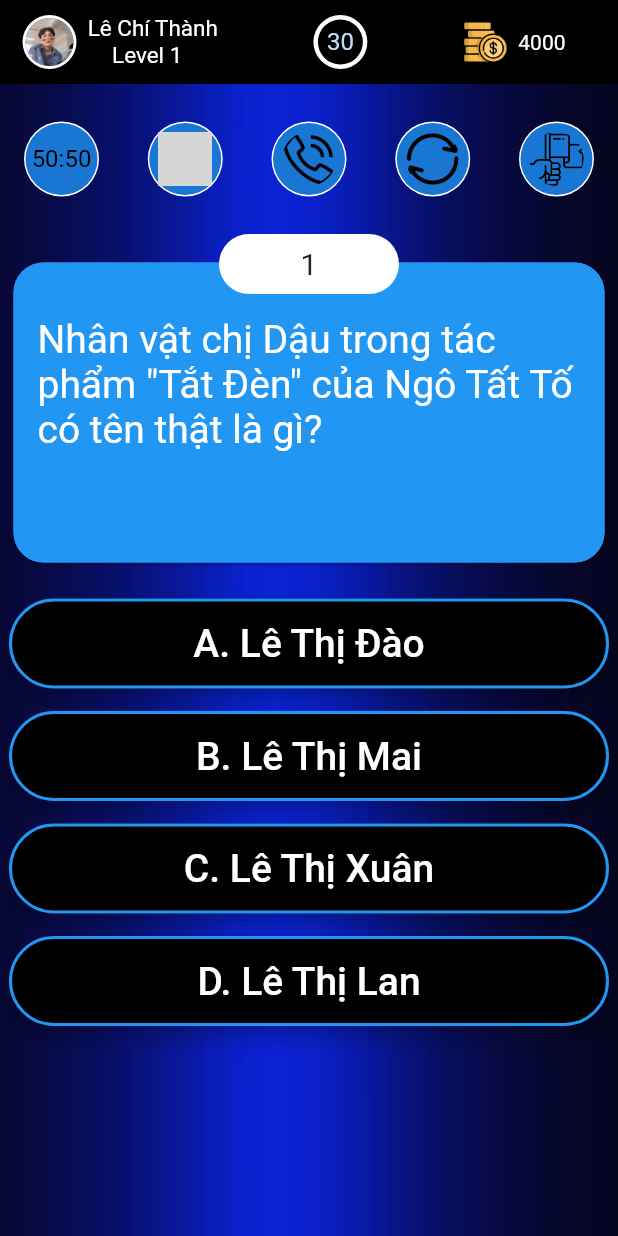
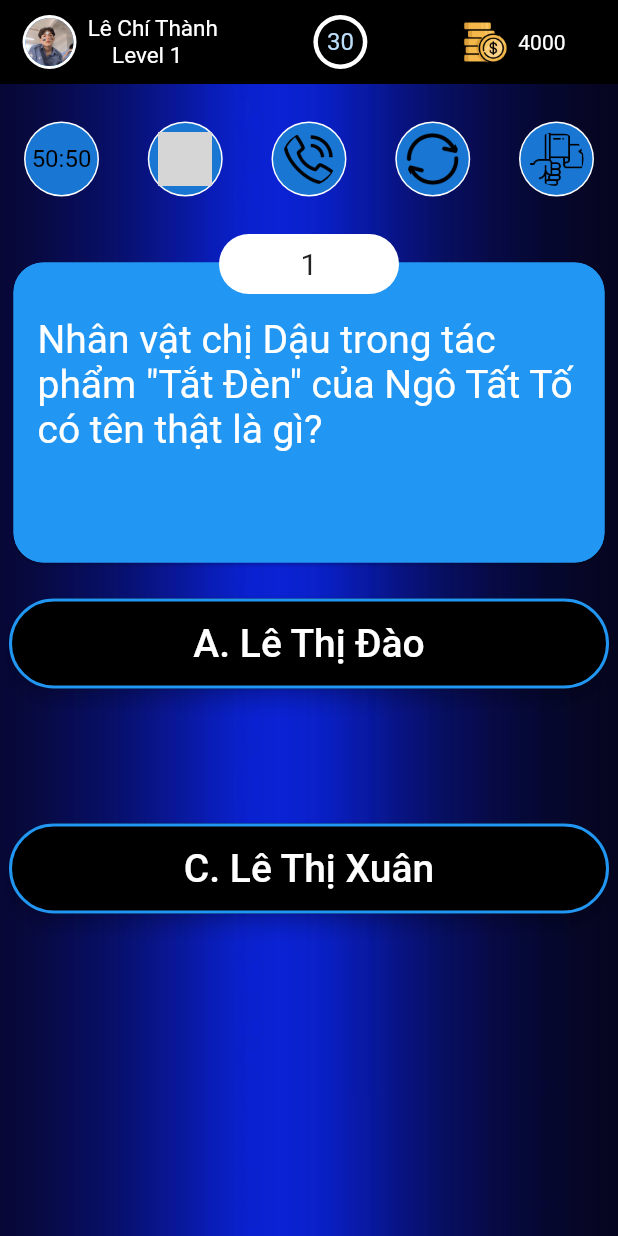
Before and after one commit to MinhQuang612/Nhom_Tinh_He, a Flutter app: the choidon screen opened directly, after a tap on "50:50", on a phone screen of 412 x 824 dp. Run offline on Flutter 3.47's test engine with Material 2 defaults, Android fonts, the light colour scheme and no system bars; missing offline and left inert: dart:html; grey boxes are pictures that could not be loaded.

Commit message:
update chức năng 50:50

```diff
--- a/lib/layout/choidon.dart
+++ b/lib/layout/choidon.dart
@@ -11,6 +11,13 @@ class choidon extends StatefulWidget {
 }
 
 class _choidonState extends State<choidon> {
+  bool viewVisible = true;
+  void hideWidget() {
+    setState(() {
+      viewVisible = false;
+    });
+  }
+
   @override
   Widget build(BuildContext context) {
     return Scaffold(
@@ -96,16 +103,15 @@ class _choidonState extends State<choidon> {
                   height: 10,
                 ),
                 Container(
-                  padding:
-                      EdgeInsets.only( top: 15, bottom: 15),
+                  padding: EdgeInsets.only(top: 15, bottom: 15),
                   child: Row(
                     children: [
                       Column(
                           mainAxisAlignment: MainAxisAlignment.start,
                           children: [
                             MaterialButton(
-                              onPressed: () {},
-                              minWidth:MediaQuery.of(context).size.width/6,
+                              onPressed: hideWidget,
+                              minWidth: MediaQuery.of(context).size.width / 6,
                               child: CircleAvatar(
                                 radius: 25,
                                 backgroundColor: Colors.white,
@@ -126,7 +132,7 @@ class _choidonState extends State<choidon> {
                           children: [
                             MaterialButton(
                               onPressed: () {},
-                              minWidth:MediaQuery.of(context).size.width/6,
+                              minWidth: MediaQuery.of(context).size.width / 6,
                               child: CircleAvatar(
                                 radius: 25,
                                 backgroundColor: Colors.white,
@@ -146,7 +152,7 @@ class _choidonState extends State<choidon> {
                           children: [
                             MaterialButton(
                               onPressed: () {},
-                              minWidth:MediaQuery.of(context).size.width/6,
+                              minWidth: MediaQuery.of(context).size.width / 6,
                               child: CircleAvatar(
                                 radius: 25,
                                 backgroundColor: Colors.white,
@@ -168,7 +174,7 @@ class _choidonState extends State<choidon> {
                           children: [
                             MaterialButton(
                               onPressed: () {},
-                              minWidth:MediaQuery.of(context).size.width/6,
+                              minWidth: MediaQuery.of(context).size.width / 6,
                               child: CircleAvatar(
                                 radius: 25,
                                 backgroundColor: Colors.white,
@@ -187,7 +193,7 @@ class _choidonState extends State<choidon> {
                           mainAxisAlignment: MainAxisAlignment.start,
                           children: [
                             MaterialButton(
-                              minWidth:MediaQuery.of(context).size.width/6,
+                              minWidth: MediaQuery.of(context).size.width / 6,
                               onPressed: () {
                                 showDialog(
                                   context: context,
@@ -253,7 +259,7 @@ class _choidonState extends State<choidon> {
                       padding: const EdgeInsets.only(top: 15),
                       child: Center(
                         child: Padding(
-                          padding: const EdgeInsets.only(left: 5,right: 5),
+                          padding: const EdgeInsets.only(left: 5, right: 5),
                           child: Card(
                             color: Colors.blue,
                             shape: RoundedRectangleBorder(
@@ -343,7 +349,12 @@ class _choidonState extends State<choidon> {
                 SizedBox(
                   height: 15,
                 ),
-                Row(
+                Visibility(
+                  maintainSize: true,
+                  maintainAnimation: true,
+                  maintainState: true,
+                  visible: viewVisible,
+                  child: Row(
                     mainAxisAlignment: MainAxisAlignment.center,
                     children: [
                       MaterialButton(
@@ -366,6 +377,7 @@ class _choidonState extends State<choidon> {
                         ),
                       ),
                     ],
+                  ),
                 ),
                 SizedBox(
                   height: 15,
@@ -397,7 +409,12 @@ class _choidonState extends State<choidon> {
                 SizedBox(
                   height: 15,
                 ),
-                Row(
+                Visibility(
+                  maintainSize: true,
+                  maintainAnimation: true,
+                  maintainState: true,
+                  visible: viewVisible,
+                  child: Row(
                     mainAxisAlignment: MainAxisAlignment.center,
                     children: [
                       MaterialButton(
@@ -421,6 +438,7 @@ class _choidonState extends State<choidon> {
                       ),
                     ],
                   ),
+                ),
               ],
             ),
           ),
--- a/lib/main.dart
+++ b/lib/main.dart
@@ -1,4 +1,5 @@
 import 'package:flutter/material.dart';
+import 'package:nhom_tinh_he/layout/choidon.dart';
 import 'package:nhom_tinh_he/layout/man_hinh_dau_tien.dart';
 
 void main() {
@@ -16,7 +17,7 @@ class MyApp extends StatelessWidget {
         primarySwatch: Colors.blue,
       ),
       debugShowCheckedModeBanner: false,
-      home: first_screen(),
+      home: choidon(),
     );
   }
 }
```
Lines whose indentation alone changed are shown as unchanged.
